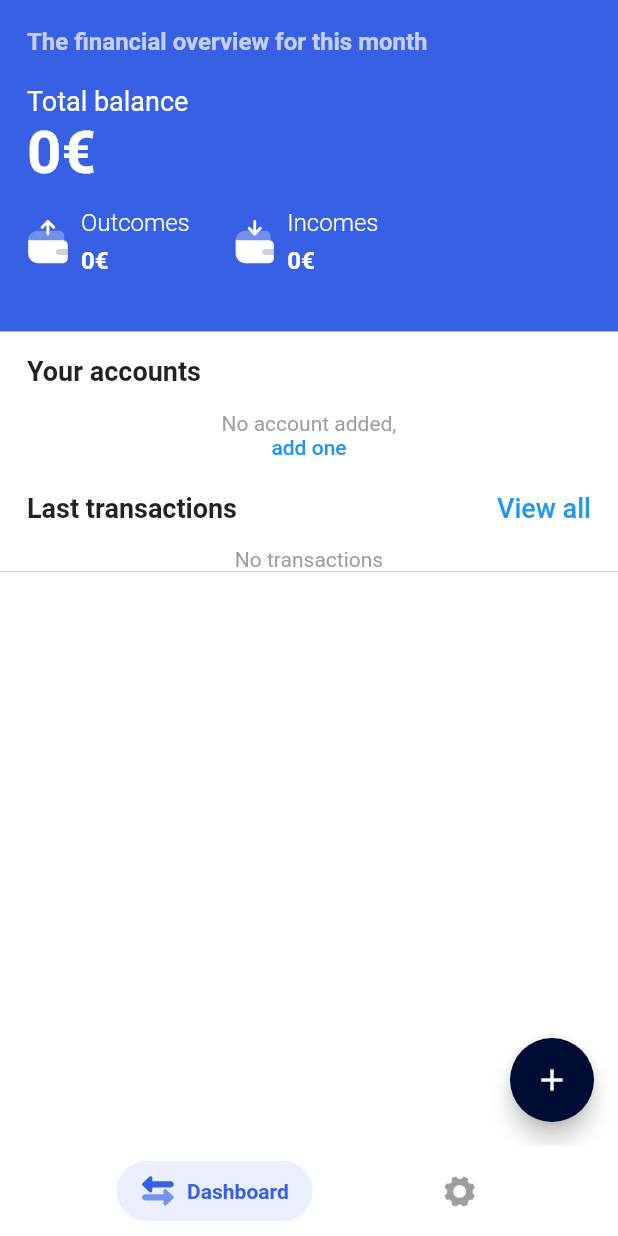
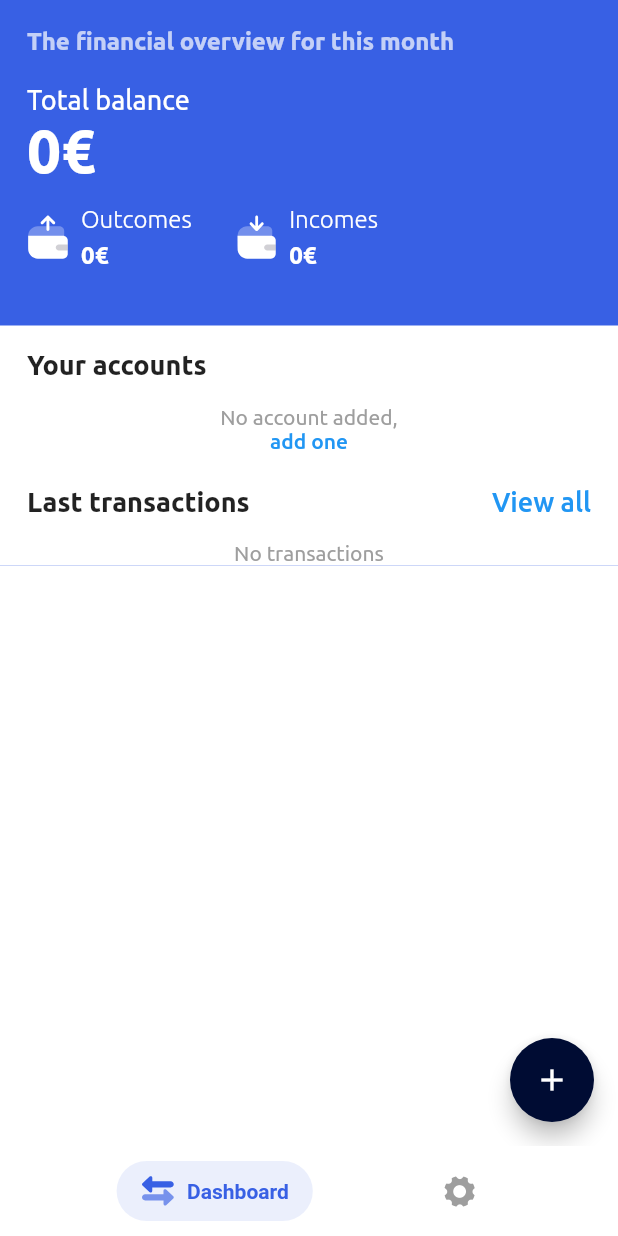
Before and after one commit to ernestodecrecchio/Moneye-Money-Manager, a Flutter app: the screen it shows after launch, on a phone screen of 412 x 824 dp. Run offline on Flutter 3.47's test engine with Material 2 defaults, Android fonts, the phone set to English and light mode, and no system bars; drawn by our look-alikes of salomon_bottom_bar; our stand-ins replace fl_chart, flutter_slidable, flutter_svg, shared_preferences, sqflite; accounts and stored records are empty; generated files the repository leaves out were written again; project files that could hold a hidden picture were left out.

Commit message:
Changed default font family in ubuntu

```diff
--- a/expense_tracker/lib/main.dart
+++ b/expense_tracker/lib/main.dart
@@ -110,6 +110,7 @@ class MyApp extends StatelessWidget {
             child: MaterialApp(
               title: 'Moneye',
               theme: ThemeData(
+                fontFamily: 'Ubuntu',
                 primarySwatch: Colors.blue,
               ),
               locale: Provider.of<LocaleProvider>(context).locale,
```
Also changed, not shown: expense_tracker/pubspec.yaml (+24 -0 lines), expense_tracker/assets/fonts/Ubuntu-B.ttf (added), expense_tracker/assets/fonts/Ubuntu-BI.ttf (added), expense_tracker/assets/fonts/Ubuntu-C.ttf (added), expense_tracker/assets/fonts/Ubuntu-L.ttf (added), expense_tracker/assets/fonts/Ubuntu-LI.ttf (added), expense_tracker/assets/fonts/Ubuntu-M.ttf (added), expense_tracker/assets/fonts/Ubuntu-MI.ttf (added), expense_tracker/assets/fonts/Ubuntu-R.ttf (added), expense_tracker/assets/fonts/Ubuntu-RI.ttf (added), expense_tracker/assets/fonts/Ubuntu-Th.ttf (added), expense_tracker/assets/fonts/UbuntuMono-B.ttf (added), expense_tracker/assets/fonts/UbuntuMono-BI.ttf (added), expense_tracker/assets/fonts/UbuntuMono-R.ttf (added), 1 more files.
